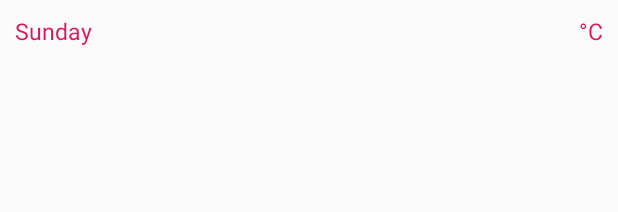
After one commit to AtaerCaner/sahibinden-course-project, an Android app: the layout item_weather.xml on its own in the app's theme, with its tools: preview values and no code run, on a phone screen of 412 x 824 dp. The commit adds this screen. Shown: the top 212 px of the screen. Run offline under Robolectric (Android 15) with nearby library versions, the phone set to English and light mode, and no system bars.

Commit message:
Items binded to response and adapter created

```diff
--- a/app/build.gradle
+++ b/app/build.gradle
@@ -39,6 +39,7 @@ dependencies {
     implementation 'androidx.appcompat:appcompat:1.1.0'
     implementation 'androidx.constraintlayout:constraintlayout:1.1.3'
     testImplementation 'junit:junit:4.12'
+    implementation 'androidx.recyclerview:recyclerview:1.1.0'
     implementation 'com.squareup.retrofit2:retrofit:2.6.2'
     implementation 'com.squareup.retrofit2:converter-gson:2.6.2'
     androidTestImplementation 'androidx.test.ext:junit:1.1.0'
--- a/app/src/main/java/com/sahibindencourseproject/BaseActivity.java
+++ b/app/src/main/java/com/sahibindencourseproject/BaseActivity.java
@@ -14,7 +14,6 @@ import com.sahibindencourseproject.api.APIInterface;
  */
 
 public class BaseActivity extends AppCompatActivity {
-    public APIInterface apiInterface;
     @Override
     protected void onCreate(@Nullable Bundle savedInstanceState) {
         super.onCreate(savedInstanceState);
--- a/app/src/main/java/com/sahibindencourseproject/api/APIInterface.java
+++ b/app/src/main/java/com/sahibindencourseproject/api/APIInterface.java
@@ -16,5 +16,5 @@ import retrofit2.http.Query;
 public interface APIInterface {
 
     @GET("daily")
-    Call<DailyForecastResponse> getDailyForecast(@Query("q") String cityName, @Query("cnt") int count, @Query("appid") String appid);
+    Call<DailyForecastResponse> getDailyForecast(@Query("q") String cityName, @Query("units") String unit, @Query("cnt") int count, @Query("appid") String appid);
 }
--- a/app/src/main/java/com/sahibindencourseproject/manager/NetworkManager.java
+++ b/app/src/main/java/com/sahibindencourseproject/manager/NetworkManager.java
@@ -16,6 +16,8 @@ public class NetworkManager {
 
     private static APIInterface apiInterface;
     private static String API_KEY = BuildConfig.API_KEY;
+    private static String CELSIUS = "metric";
+
 
     private static APIInterface getApiInterfaceInstance() {
         if (apiInterface == null) {
@@ -25,6 +27,6 @@ public class NetworkManager {
     }
 
     public static Call<DailyForecastResponse> getDailyForecast(String city) {
-        return getApiInterfaceInstance().getDailyForecast(city, 10, API_KEY);
+        return getApiInterfaceInstance().getDailyForecast(city, CELSIUS, 10, API_KEY);
     }
 }
--- /dev/null
+++ b/app/src/main/res/layout/item_weather.xml
@@ -0,0 +1,33 @@
+<?xml version="1.0" encoding="utf-8"?>
+<androidx.constraintlayout.widget.ConstraintLayout xmlns:android="http://schemas.android.com/apk/res/android"
+    android:layout_width="match_parent"
+    android:layout_height="wrap_content"
+    xmlns:app="http://schemas.android.com/apk/res-auto">
+
+    <TextView
+        android:id="@+id/txtDayName"
+        android:layout_width="wrap_content"
+        android:layout_height="wrap_content"
+        android:text="Sunday"
+        android:textSize="15sp"
+        android:layout_margin="10dp"
+        android:textColor="@color/colorAccent"
+        app:layout_constraintStart_toStartOf="parent"
+        app:layout_constraintTop_toTopOf="parent"
+        app:layout_constraintBottom_toBottomOf="parent"/>
+
+    <TextView
+        android:id="@+id/txtTemp"
+        android:layout_width="wrap_content"
+        android:layout_height="wrap_content"
+        android:text="@string/celcius_sign"
+        android:textSize="15sp"
+        android:layout_margin="10dp"
+        android:textColor="@color/colorAccent"
+        app:layout_constraintEnd_toEndOf="parent"
+        app:layout_constraintTop_toTopOf="parent"
+        app:layout_constraintBottom_toBottomOf="parent"/>
+
+
+
+</androidx.constraintlayout.widget.ConstraintLayout>
--- a/app/src/main/res/values/strings.xml
+++ b/app/src/main/res/values/strings.xml
@@ -1,3 +1,4 @@
 <resources>
     <string name="app_name">Sahibinden Course Project</string>
+    <string name="celcius_sign">°C</string>
 </resources>
```
Also changed, not shown: app/src/main/java/com/sahibindencourseproject/adapter/WeatherItemRecyclerAdapter.java (added, +70 -0 lines), app/src/main/java/com/sahibindencourseproject/api/model/DailyForecastResponse.java (+5 -3 lines), app/src/main/java/com/sahibindencourseproject/ui/MainActivity.java (+9 -1 lines), app/src/main/res/layout/activity_main.xml (+8 -8 lines).
